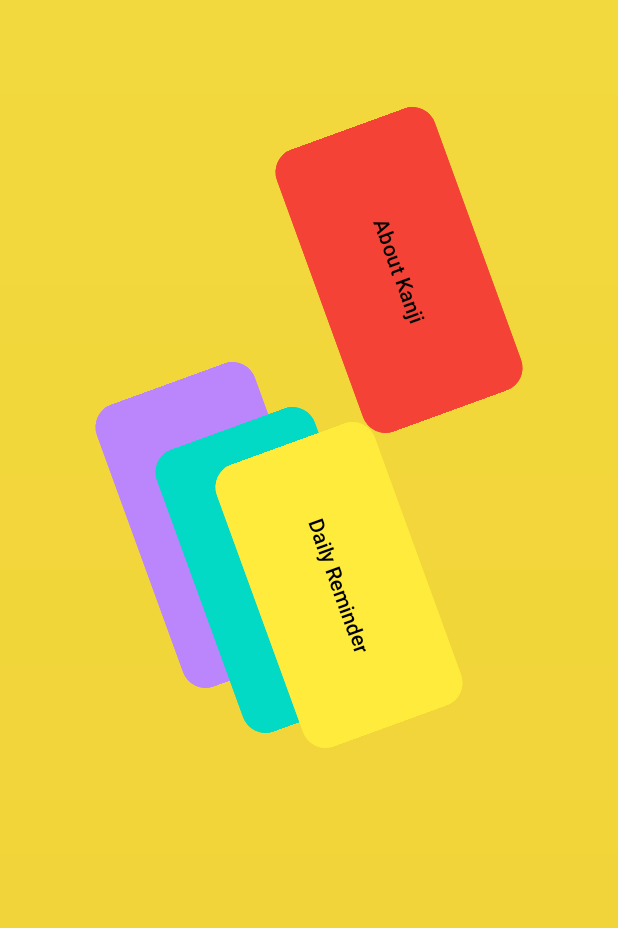
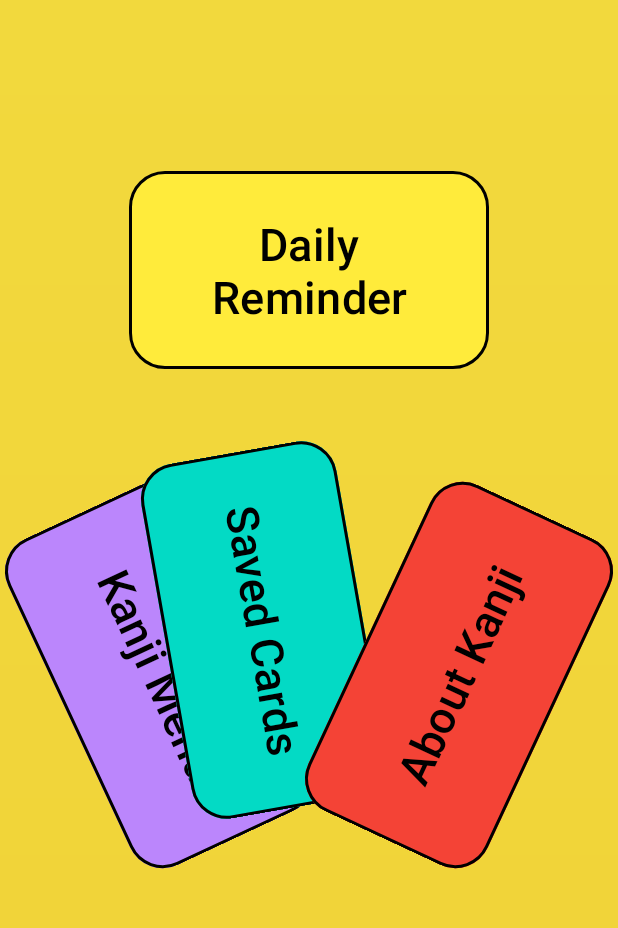
Before and after one commit to WDmaster235/JapaneseFlash, an Android app: the HomeFragment screen opened directly, with no data from a screen before it, after a tap on "Daily Reminder", on a phone screen of 412 x 824 dp, the part 96-1024 px from its top. Run offline under Robolectric (Android 15) with nearby library versions, the phone set to English and light mode, and no system bars; our stand-ins replace Firebase (no records; nobody signed in at launch, a user with empty details on screens opened directly); 2 other taps on this screen came first.

Commit message:
Log 8
log 8

```diff
--- a/app/src/main/java/com/example/japaneseflash/HomeFragment.java
+++ b/app/src/main/java/com/example/japaneseflash/HomeFragment.java
@@ -1,5 +1,7 @@
 package com.example.japaneseflash;
 
+import android.animation.Animator;
+import android.animation.AnimatorListenerAdapter;
 import android.animation.ObjectAnimator;
 import android.app.AlarmManager;
 import android.app.PendingIntent;
@@ -25,7 +27,21 @@ public class HomeFragment extends Fragment {
     private MaterialButton btnDailyReminder;
     private MaterialButton btnAbout;
 
+    // Holds the button that is currently "up"
     private View currentActiveCard = null;
+
+    // A container class to store original translation and rotation values.
+    private static class OriginalPosition {
+        float origX;
+        float origY;
+        float origRotation;
+
+        OriginalPosition(float origX, float origY, float origRotation) {
+            this.origX = origX;
+            this.origY = origY;
+            this.origRotation = origRotation;
+        }
+    }
 
     @Override
     public View onCreateView(LayoutInflater inflater, ViewGroup container,
@@ -37,17 +53,71 @@ public class HomeFragment extends Fragment {
         btnDailyReminder = view.findViewById(R.id.btn_daily_reminder);
         btnAbout = view.findViewById(R.id.btn_about);
 
-        btnKanjiMenu.setOnClickListener(v -> navigateToKanjiMenu());
-        btnSavedCards.setOnClickListener(v -> navigateToSavedCards());
-        btnDailyReminder.setOnClickListener(v -> scheduleDailyReminder());
-        btnAbout.setOnClickListener(v -> navigateToAbout());
+        // Save each button's original translation and rotation values (as defined in XML)
+        saveOriginalValues(btnKanjiMenu);
+        saveOriginalValues(btnSavedCards);
+        saveOriginalValues(btnDailyReminder);
+        saveOriginalValues(btnAbout);
 
-        addClickEffect(btnKanjiMenu);
-        addClickEffect(btnSavedCards);
-        addClickEffect(btnDailyReminder);
-        addClickEffect(btnAbout);
+        // Each button calls handleClick() with its respective action
+        btnKanjiMenu.setOnClickListener(v -> handleClick(v, this::navigateToKanjiMenu));
+        btnSavedCards.setOnClickListener(v -> handleClick(v, this::navigateToSavedCards));
+        btnDailyReminder.setOnClickListener(v -> handleClick(v, this::scheduleDailyReminder));
+        btnAbout.setOnClickListener(v -> handleClick(v, this::navigateToAbout));
 
         return view;
+    }
+
+    /**
+     * Stores the original translationX, translationY, and rotation values in the view's tag.
+     */
+    private void saveOriginalValues(View view) {
+        OriginalPosition pos = new OriginalPosition(view.getTranslationX(), view.getTranslationY(), view.getRotation());
+        view.setTag(pos);
+    }
+
+    /**
+     * Checks if the button is already active (up).
+     * If not, resets any previously active card and raises the tapped card.
+     * If it is, performs a special effect then executes the provided action.
+     */
+    private void handleClick(View card, Runnable action) {
+        if (card != currentActiveCard) {
+            // Reset the previous active card to its original values.
+            if (currentActiveCard != null) {
+                resetCard(currentActiveCard);
+            }
+            // Raise the new card to a fixed position: X = 0dp, Y = dpToPx(200),
+            // and rotate it to 0 degrees.
+            moveCardAndRotateTo(card, 0f, dpToPx(-200), 0f);
+            currentActiveCard = card;
+        } else {
+            // Card is already active – perform special effect then action.
+            animateSpecialEffect(card, action);
+        }
+    }
+
+    /**
+     * Resets the given card back to its original translation and rotation values.
+     */
+    private void resetCard(View card) {
+        OriginalPosition pos = (OriginalPosition) card.getTag();
+        moveCardAndRotateTo(card, pos.origX, pos.origY, pos.origRotation);
+    }
+
+    /**
+     * Animates a view to the target translationX, translationY, and rotation values.
+     */
+    private void moveCardAndRotateTo(View card, float targetX, float targetY, float targetRotation) {
+        ObjectAnimator animX = ObjectAnimator.ofFloat(card, "translationX", targetX);
+        ObjectAnimator animY = ObjectAnimator.ofFloat(card, "translationY", targetY);
+        ObjectAnimator animR = ObjectAnimator.ofFloat(card, "rotation", targetRotation);
+        animX.setDuration(200);
+        animY.setDuration(200);
+        animR.setDuration(200);
+        animX.start();
+        animY.start();
+        animR.start();
     }
 
     private void navigateToKanjiMenu() {
@@ -65,7 +135,10 @@ public class HomeFragment extends Fragment {
     }
 
     private void navigateToAbout() {
-        Toast.makeText(getContext(), "About Kanji clicked", Toast.LENGTH_SHORT).show();
+        getActivity().getSupportFragmentManager().beginTransaction()
+                .replace(R.id.fragment_container, new AboutFragment())
+                .addToBackStack(null)
+                .commit();
     }
 
     private void scheduleDailyReminder() {
@@ -88,24 +161,40 @@ public class HomeFragment extends Fragment {
         Toast.makeText(getActivity(), "Daily reminder set (fires every 5 seconds)", Toast.LENGTH_SHORT).show();
     }
 
-    private void addClickEffect(View card) {
-        card.setOnClickListener(v -> {
-            if (v != currentActiveCard) {
-                if (currentActiveCard != null) {
-                    moveCard(currentActiveCard, 0);
-                }
-                moveCard(v, -dpToPx(200));
-                currentActiveCard = v;
+    /**
+     * Special effect: a quick scale pulse effect on the active button.
+     * After the effect, runs the provided action.
+     */
+    private void animateSpecialEffect(View view, Runnable onEffectEnd) {
+        ObjectAnimator scaleUpX = ObjectAnimator.ofFloat(view, "scaleX", 1f, 1.1f);
+        ObjectAnimator scaleUpY = ObjectAnimator.ofFloat(view, "scaleY", 1f, 1.1f);
+        scaleUpX.setDuration(150);
+        scaleUpY.setDuration(150);
+        ObjectAnimator scaleDownX = ObjectAnimator.ofFloat(view, "scaleX", 1.1f, 1f);
+        ObjectAnimator scaleDownY = ObjectAnimator.ofFloat(view, "scaleY", 1.1f, 1f);
+        scaleDownX.setDuration(150);
+        scaleDownY.setDuration(150);
+
+        scaleUpX.start();
+        scaleUpY.start();
+
+        scaleUpX.addListener(new AnimatorListenerAdapter() {
+            @Override
+            public void onAnimationEnd(Animator animation) {
+                scaleDownX.start();
+                scaleDownY.start();
+            }
+        });
+
+        scaleDownX.addListener(new AnimatorListenerAdapter() {
+            @Override
+            public void onAnimationEnd(Animator animation) {
+                onEffectEnd.run();
             }
         });
     }
 
-    private void moveCard(View card, float translationY) {
-        ObjectAnimator animator = ObjectAnimator.ofFloat(card, "translationY", translationY);
-        animator.setDuration(200);
-        animator.start();
-    }
-
+    // Convert dp to pixel value.
     private float dpToPx(int dp) {
         return TypedValue.applyDimension(TypedValue.COMPLEX_UNIT_DIP, dp, getResources().getDisplayMetrics());
     }
--- /dev/null
+++ b/app/src/main/res/drawable/space_background.xml
@@ -0,0 +1,4 @@
+<?xml version="1.0" encoding="utf-8"?>
+<selector xmlns:android="http://schemas.android.com/apk/res/android">
+
+</selector>
--- a/app/src/main/res/layout/fragment_about.xml
+++ b/app/src/main/res/layout/fragment_about.xml
@@ -1,14 +1,11 @@
 <?xml version="1.0" encoding="utf-8"?>
-<FrameLayout xmlns:android="http://schemas.android.com/apk/res/android"
-    xmlns:tools="http://schemas.android.com/tools"
+<FrameLayout
+    xmlns:android="http://schemas.android.com/apk/res/android"
+    android:id="@+id/about_container"
     android:layout_width="match_parent"
     android:layout_height="match_parent"
-    tools:context=".AboutFragment">
+    android:background="#FFFFE0">
 
-    <!-- TODO: Update blank fragment layout -->
-    <TextView
-        android:layout_width="match_parent"
-        android:layout_height="match_parent"
-        android:text="@string/hello_blank_fragment" />
+    <!-- Add additional UI elements here if needed -->
 
 </FrameLayout>
--- a/app/src/main/res/layout/fragment_home.xml
+++ b/app/src/main/res/layout/fragment_home.xml
@@ -6,72 +6,76 @@
     android:layout_height="match_parent"
     android:background="@drawable/yellow_gradient_background">
 
-    <!-- Card 1 (bottom) -->
+    <!-- Kanji Menu Button -->
     <com.google.android.material.button.MaterialButton
         android:id="@+id/btn_kanji_menu"
-        android:layout_width="200dp"
-        android:layout_height="120dp"
+        android:layout_width="240dp"
+        android:layout_height="140dp"
         android:layout_gravity="center"
-        android:rotation="70"
-        android:translationX="-60dp"
-        android:translationY="-30dp"
-        android:text="Go to Kanji Menu"
+        android:translationX="-100dp"
+        android:translationY="70dp"
+        android:text="Kanji Menu"
+        android:textSize="30sp"
         android:textColor="@android:color/black"
         android:backgroundTint="@color/purple_200"
-        app:cornerRadius="16dp"
-        app:iconGravity="textStart"
-        app:iconPadding="8dp"
-        app:iconTint="@android:color/black" />
+        app:cornerRadius="24dp"
+        android:elevation="8dp"
+        android:rotation="65"
+        app:strokeColor="@color/black"
+        app:strokeWidth="2dp" />
 
-    <!-- Card 2 -->
+    <!-- Saved Cards Button -->
     <com.google.android.material.button.MaterialButton
         android:id="@+id/btn_saved_cards"
-        android:layout_width="200dp"
-        android:layout_height="120dp"
+        android:layout_width="240dp"
+        android:layout_height="140dp"
         android:layout_gravity="center"
-        android:rotation="70"
-        android:translationX="-20dp"
-        android:translationY="-10dp"
-        android:text="Go to Saved Cards"
+        android:translationX="-30dp"
+        android:translationY="40dp"
+        android:text="Saved Cards"
+        android:textSize="30sp"
         android:textColor="@android:color/black"
         android:backgroundTint="@color/teal_200"
-        app:cornerRadius="16dp"
-        app:iconGravity="textStart"
-        app:iconPadding="8dp"
-        app:iconTint="@android:color/black" />
+        app:cornerRadius="24dp"
+        android:elevation="8dp"
+        android:rotation="80"
+        app:strokeColor="@color/black"
+        app:strokeWidth="2dp" />
 
-    <!-- Card 3 -->
+    <!-- Daily Reminder Button -->
     <com.google.android.material.button.MaterialButton
         android:id="@+id/btn_daily_reminder"
-        android:layout_width="200dp"
-        android:layout_height="120dp"
+        android:layout_width="240dp"
+        android:layout_height="140dp"
         android:layout_gravity="center"
-        android:rotation="70"
-        android:translationX="20dp"
-        android:translationY="10dp"
+        android:translationX="30dp"
+        android:translationY="40dp"
         android:text="Daily Reminder"
+        android:textSize="30sp"
         android:textColor="@android:color/black"
         android:backgroundTint="@color/yellowAccent"
-        app:cornerRadius="16dp"
-        app:iconGravity="textStart"
-        app:iconPadding="8dp"
-        app:iconTint="@android:color/black" />
+        app:cornerRadius="24dp"
+        android:elevation="8dp"
+        android:rotation="-80"
+        app:strokeColor="@color/black"
+        app:strokeWidth="2dp" />
 
-    <!-- Card 4 (top) -->
+    <!-- About Button -->
     <com.google.android.material.button.MaterialButton
         android:id="@+id/btn_about"
-        android:layout_width="200dp"
-        android:layout_height="120dp"
+        android:layout_width="240dp"
+        android:layout_height="140dp"
         android:layout_gravity="center"
-        android:rotation="70"
-        android:translationX="60dp"
-        android:translationY="30dp"
+        android:translationX="100dp"
+        android:translationY="70dp"
         android:text="About Kanji"
+        android:textSize="30sp"
         android:textColor="@android:color/black"
         android:backgroundTint="@color/red"
-        app:cornerRadius="16dp"
-        app:iconGravity="textStart"
-        app:iconPadding="8dp"
-        app:iconTint="@android:color/black" />
+        app:cornerRadius="24dp"
+        android:elevation="8dp"
+        android:rotation="-65"
+        app:strokeColor="@color/black"
+        app:strokeWidth="2dp" />
 
 </FrameLayout>
```
Also changed, not shown: app/src/main/java/com/example/japaneseflash/AboutFragment.java (+4 -8 lines).
